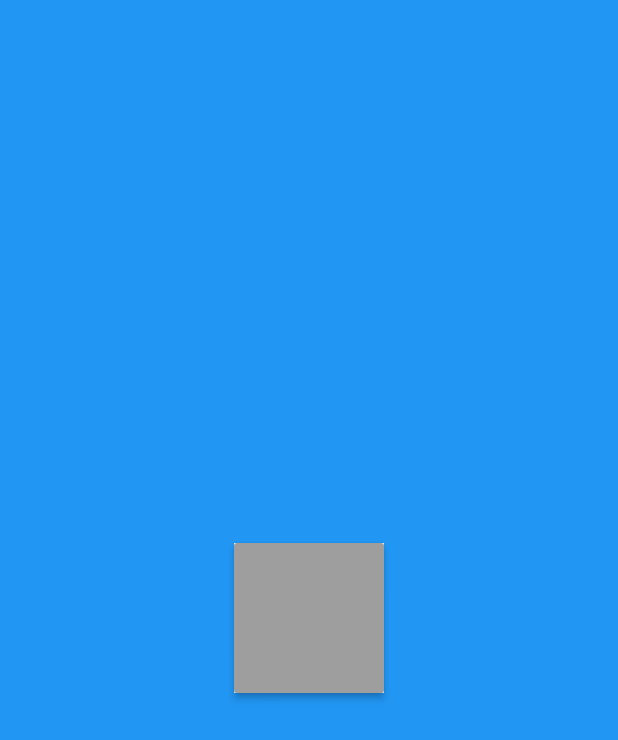
After one commit to giuzis/oficinadeintegracao3, a Flutter app: the LoginPage screen opened by its route, on a phone screen of 412 x 824 dp. The commit adds this screen. Shown: the top 740 px of the screen. Run offline on Flutter 3.47's test engine with Material 2 defaults, Android fonts, the phone set to English and light mode, and no system bars; our stand-ins replace flutter_rating_bar, google_maps_flutter, location; missing offline and left inert: barcode_scan.

Commit message:
loginpage em construção

```diff
--- /dev/null
+++ b/software/bluber/lib/login.dart
@@ -0,0 +1,26 @@
+import 'package:flutter/material.dart';
+
+class LoginPage extends StatefulWidget {
+  @override
+  _LoginPageState createState() => _LoginPageState();
+}
+
+class _LoginPageState extends State<LoginPage> {
+  @override
+  Widget build(BuildContext context) {
+    return Container(
+      color: Colors.blue,
+      child: Center(
+        child: Container(
+          height: 100,
+          width: 100,
+          color: Colors.white,
+          child: RaisedButton(
+            color: Colors.grey,
+            onPressed: () {},
+          ),
+        ),
+      ),
+    );
+  }
+}
--- a/software/bluber/lib/main.dart
+++ b/software/bluber/lib/main.dart
@@ -4,6 +4,7 @@ import 'emviagempage.dart';
 import 'novabluber.dart';
 import 'encerrarviagem.dart';
 import 'minhacarteira.dart';
+import 'login.dart';
 
 void main() => runApp(MyApp());
 
@@ -16,9 +17,11 @@ class MyApp extends StatelessWidget {
       debugShowCheckedModeBanner: false,
       routes: <String, WidgetBuilder>{
         '/emviagem': (BuildContext context) => EmViagemPage(),
+        '/login': (BuildContext context) => LoginPage(),
         '/novabluber': (BuildContext context) => NovaBluberPage(),
         '/encerrarviagem': (BuildContext context) => ViagemEncerradaPage(),
         '/minhacarteira': (BuildContext context) => MinhaCarteiraPage(),
+        '/homepage': (BuildContext context) => MyHomePage(),
       },
       theme: ThemeData(
         // This is the theme of your application.
```
